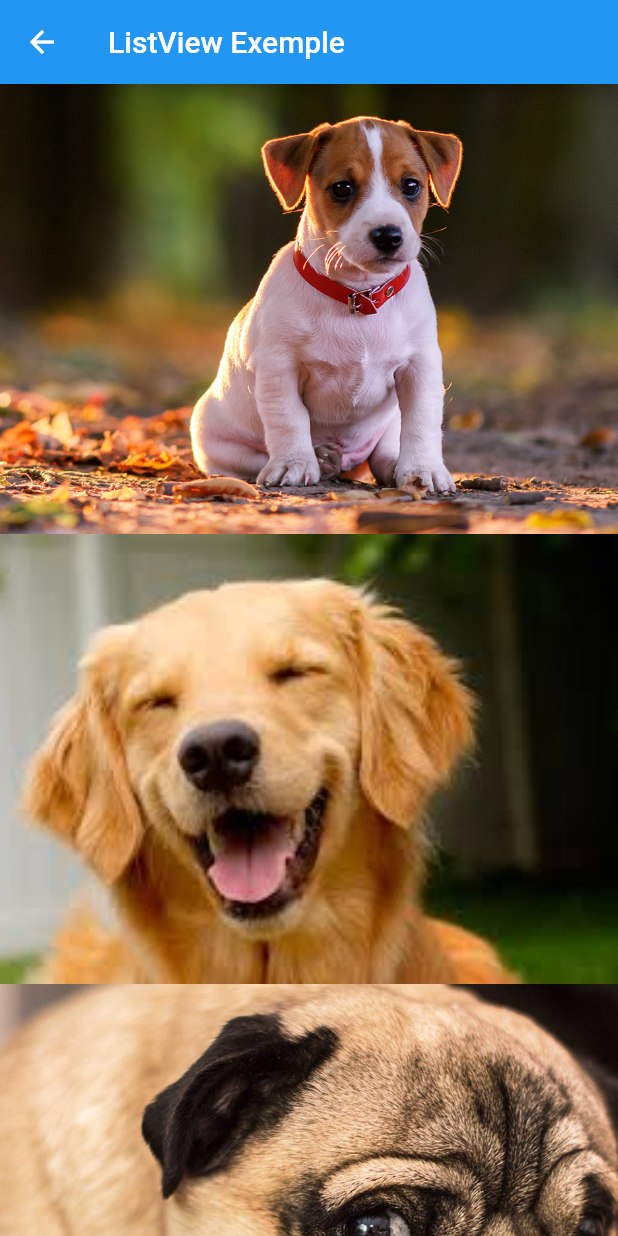
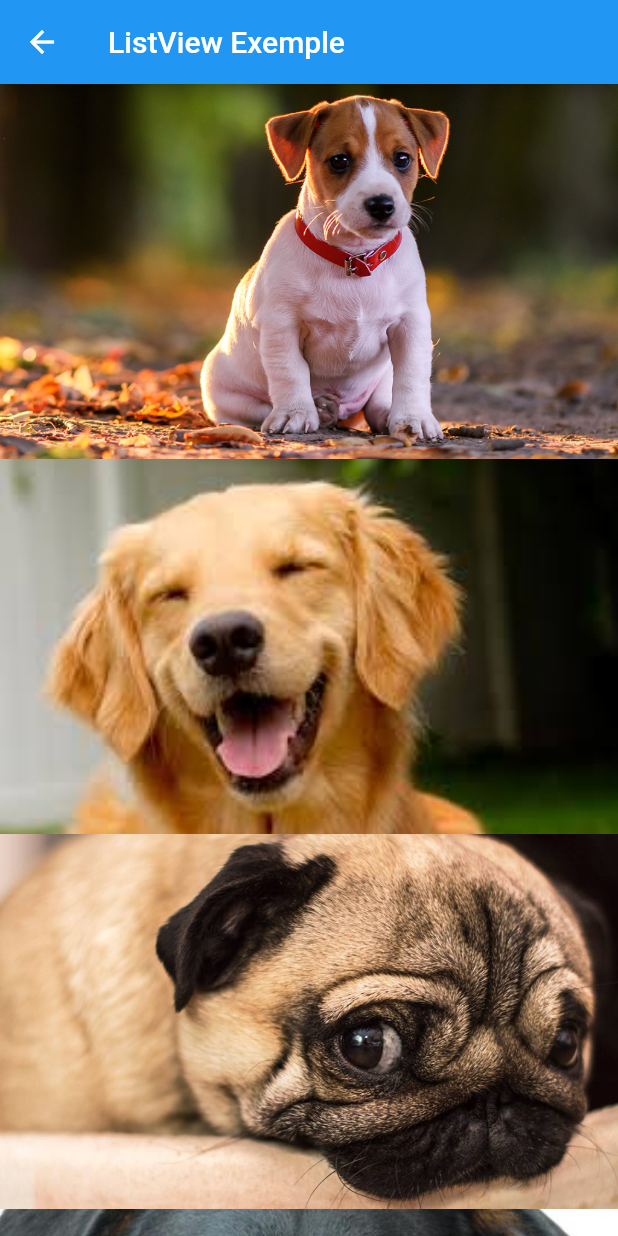
Before and after one commit to davihoffmann/widgets_example, a Flutter app: the HelloListView screen opened directly, on a phone screen of 412 x 824 dp. Run offline on Flutter 3.47's test engine with Material 2 defaults, Android fonts, the phone set to English and light mode, and no system bars.

Commit message:
criado listview dinamico

```diff
--- a/lib/pages/hello_list_view.dart
+++ b/lib/pages/hello_list_view.dart
@@ -1,4 +1,12 @@
 import 'package:flutter/material.dart';
+
+class Dog {
+  final String nome;
+  final String foto;
+
+  Dog(this.nome, this.foto);
+
+}
 
 class HelloListView extends StatelessWidget {
   @override
@@ -12,15 +20,21 @@ class HelloListView extends StatelessWidget {
   }
 
   _body() {
-    return ListView(
-      itemExtent: 300,
-      children: <Widget>[
-        _img('assets/images/dog1.png'),
-        _img('assets/images/dog2.png'),
-        _img('assets/images/dog3.png'),
-        _img('assets/images/dog4.png'),
-        _img('assets/images/dog5.png'),
-      ],
+    List<Dog> dogs = [
+      Dog('Jack Russel', 'assets/images/dog1.png'),
+      Dog('Labrador', 'assets/images/dog2.png'),
+      Dog('Pug', 'assets/images/dog3.png'),
+      Dog('Rottweiler', 'assets/images/dog4.png'),
+      Dog('Pastor', 'assets/images/dog5.png'),
+    ];
+
+    return ListView.builder(
+      itemCount: dogs.length,
+      itemExtent: 250,
+      itemBuilder: (context, index) {
+        Dog dog = dogs[index];
+        return _img(dog.foto);
+      },
     );
   }
 
--- a/lib/screens/home_page.dart
+++ b/lib/screens/home_page.dart
@@ -52,10 +52,10 @@ class HomePage extends StatelessWidget {
         Row(
           mainAxisAlignment: MainAxisAlignment.spaceEvenly,
           children: <Widget>[
-             BlueButton('Page 1',
-                onPressed: () => _onClickNavigator(context, HelloPage1())),
             BlueButton('ListView',
                 onPressed: () => _onClickNavigator(context, HelloListView())),
+            BlueButton('Page 1',
+                onPressed: () => _onClickNavigator(context, HelloPage1())),
             BlueButton('Page 2',
                 onPressed: () => _onClickNavigator(context, HelloPage2())),
             BlueButton('Page 3',
```
